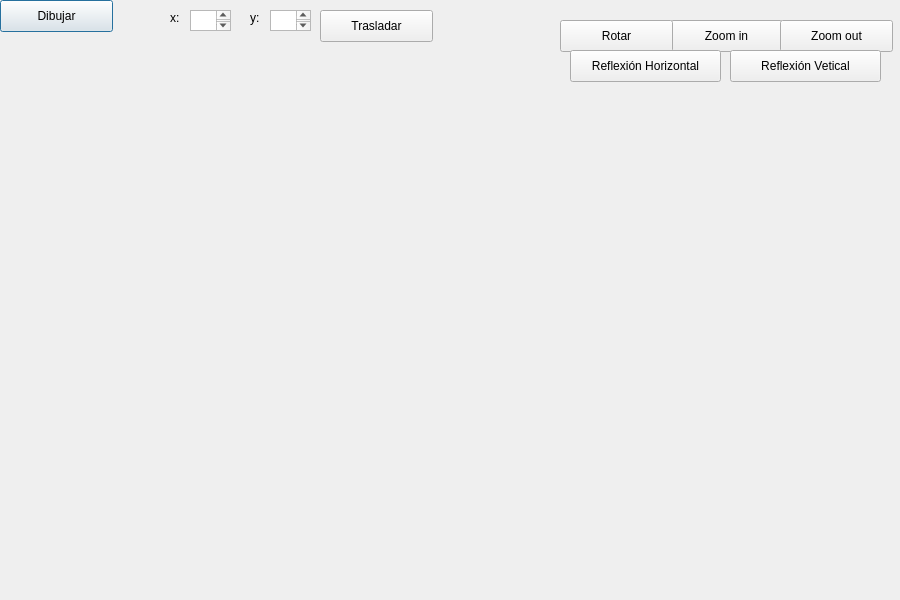
Old version of the form prismatri.ui in the repository yocoHM/GeometriaComputacional.
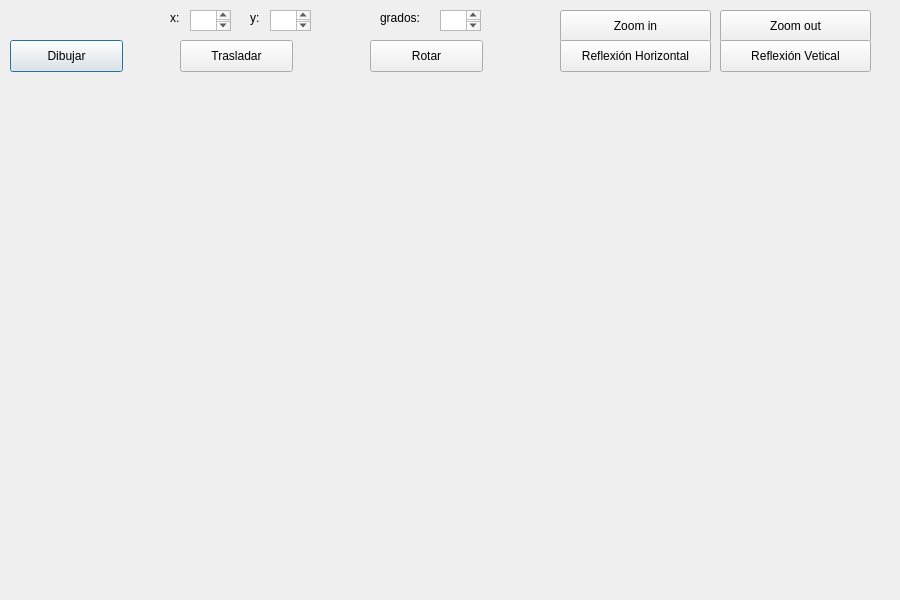
New version of the form.

Patch:
```diff
--- a/prismatri.ui
+++ b/prismatri.ui
@@ -16,8 +16,8 @@
   <widget class="QPushButton" name="pushButton">
    <property name="geometry">
     <rect>
-     <x>0</x>
-     <y>0</y>
+     <x>10</x>
+     <y>40</y>
      <width>113</width>
      <height>32</height>
     </rect>
@@ -65,8 +65,8 @@
   <widget class="QPushButton" name="pushButton_2">
    <property name="geometry">
     <rect>
-     <x>320</x>
-     <y>10</y>
+     <x>180</x>
+     <y>40</y>
      <width>113</width>
      <height>32</height>
     </rect>
@@ -88,9 +88,9 @@
   <widget class="QPushButton" name="pushButton_5">
    <property name="geometry">
     <rect>
-     <x>670</x>
-     <y>20</y>
-     <width>113</width>
+     <x>560</x>
+     <y>10</y>
+     <width>151</width>
      <height>32</height>
     </rect>
    </property>
@@ -101,8 +101,8 @@
   <widget class="QPushButton" name="pushButton_3">
    <property name="geometry">
     <rect>
-     <x>560</x>
-     <y>20</y>
+     <x>370</x>
+     <y>40</y>
      <width>113</width>
      <height>32</height>
     </rect>
@@ -114,8 +114,8 @@
   <widget class="QPushButton" name="pushButton_6">
    <property name="geometry">
     <rect>
-     <x>570</x>
-     <y>50</y>
+     <x>560</x>
+     <y>40</y>
      <width>151</width>
      <height>32</height>
     </rect>
@@ -127,9 +127,9 @@
   <widget class="QPushButton" name="pushButton_4">
    <property name="geometry">
     <rect>
-     <x>780</x>
-     <y>20</y>
-     <width>113</width>
+     <x>720</x>
+     <y>10</y>
+     <width>151</width>
      <height>32</height>
     </rect>
    </property>
@@ -140,8 +140,8 @@
   <widget class="QPushButton" name="pushButton_7">
    <property name="geometry">
     <rect>
-     <x>730</x>
-     <y>50</y>
+     <x>720</x>
+     <y>40</y>
      <width>151</width>
      <height>32</height>
     </rect>
@@ -150,6 +150,29 @@
     <string>Reflexión Vetical</string>
    </property>
   </widget>
+  <widget class="QTextEdit" name="boxGrados">
+   <property name="geometry">
+    <rect>
+     <x>440</x>
+     <y>10</y>
+     <width>41</width>
+     <height>21</height>
+    </rect>
+   </property>
+  </widget>
+  <widget class="QLabel" name="label_5">
+   <property name="geometry">
+    <rect>
+     <x>380</x>
+     <y>10</y>
+     <width>51</width>
+     <height>16</height>
+    </rect>
+   </property>
+   <property name="text">
+    <string>grados:</string>
+   </property>
+  </widget>
  </widget>
  <resources/>
  <connections/>
```
